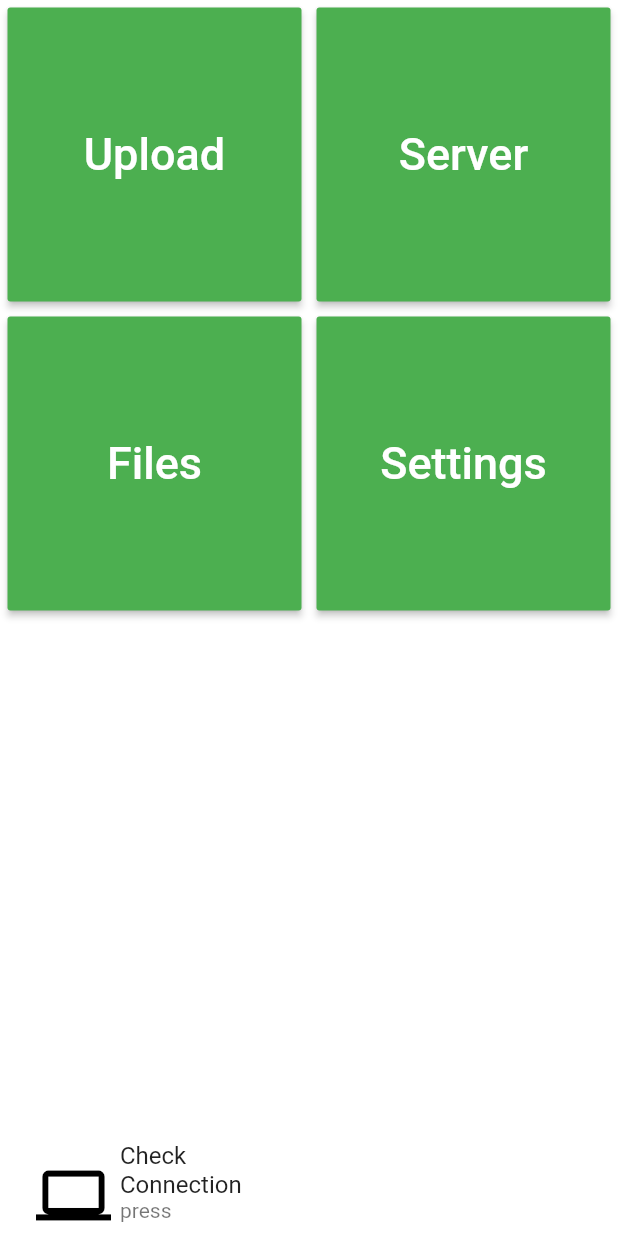
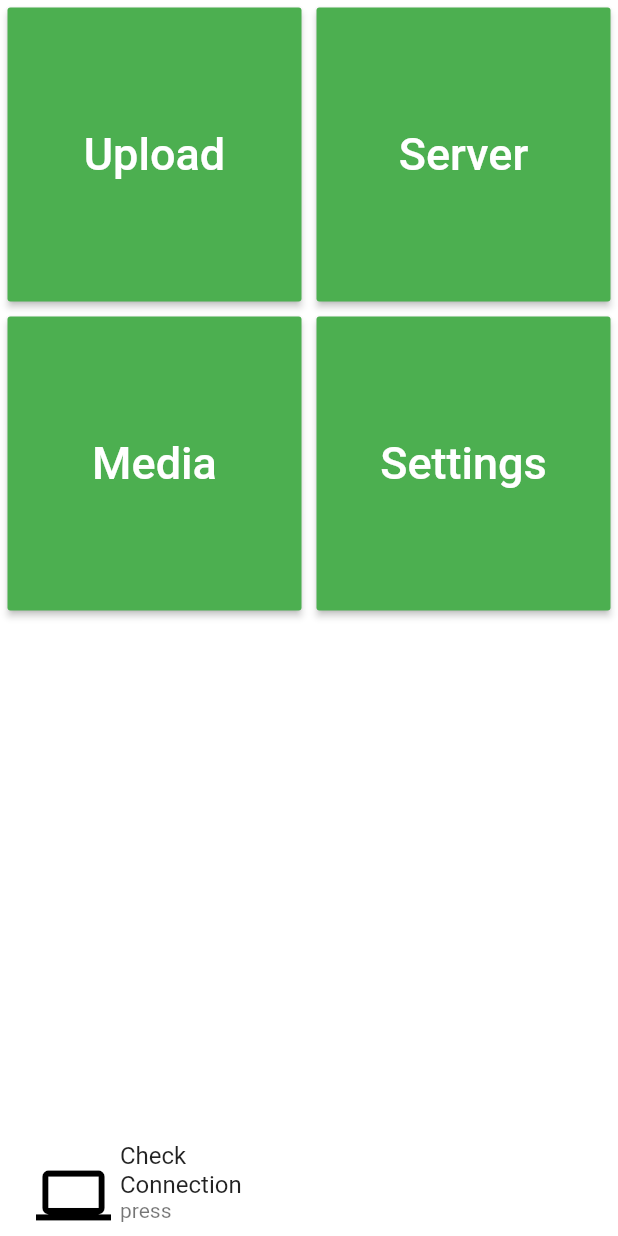
Before and after one commit to prinzpiuz/MSM, a Flutter app: the screen it shows after launch, on a phone screen of 412 x 824 dp. Run offline on Flutter 3.47's test engine with Material 2 defaults, Android fonts, the phone set to English and light mode, and no system bars; our stand-ins replace flushbar, flutter_local_notifications, permission_handler, shared_preferences; missing offline and left inert: ssh, workmanager.

Commit message:
updated grid text in first page

```diff
--- a/lib/main.dart
+++ b/lib/main.dart
@@ -64,7 +64,7 @@ class _MyHomeState extends State<MyHome> {
     data.then((val) {
       basicDeatials = val;
     }).catchError((error) => print(error));
-    var headings = ['Upload', 'Server', 'Files', 'Settings'];
+    var headings = ['Upload', 'Server', 'Media', 'Settings'];
     return Scaffold(
         backgroundColor: Colors.white,
         body: new Column(
```
